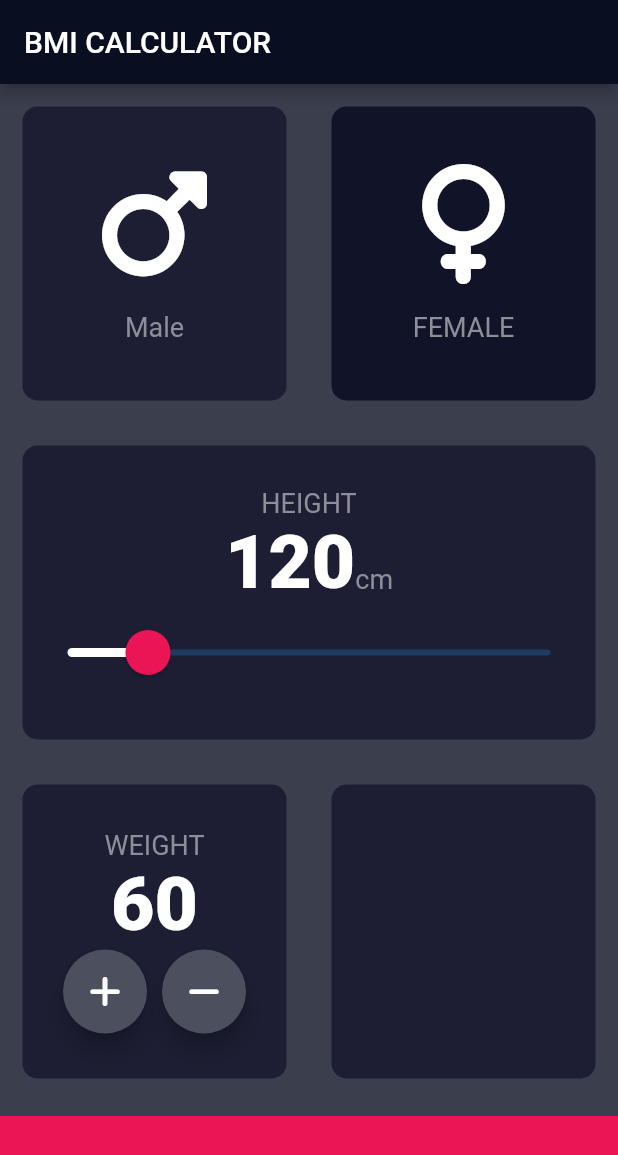
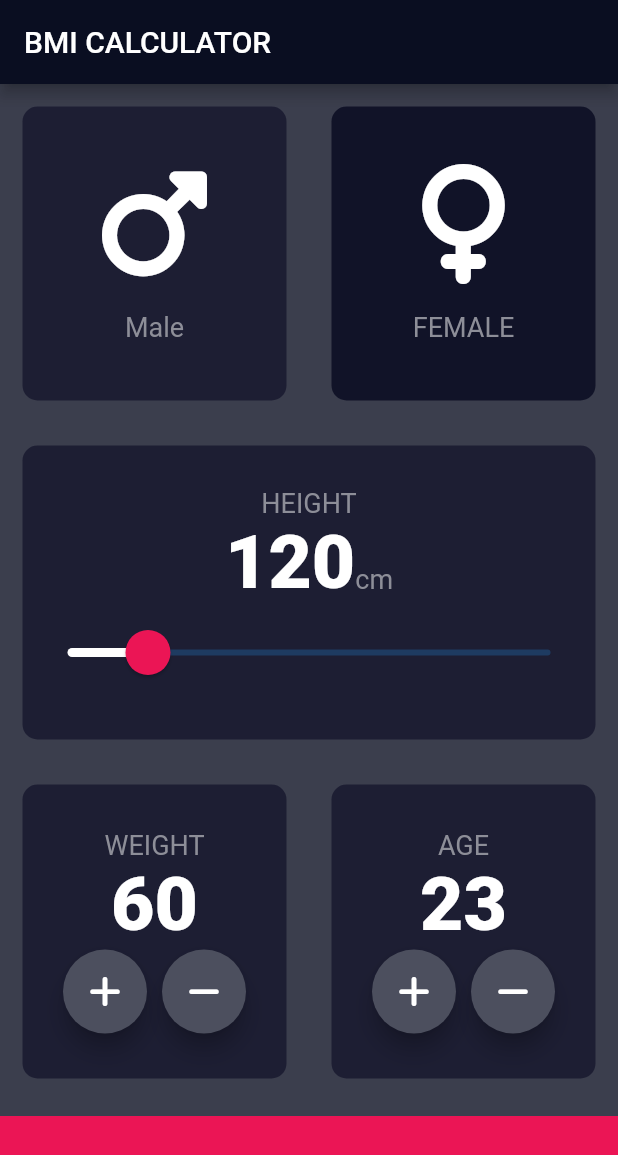
Before and after one commit to sachinNishalka/BMI-app, a Flutter app: the screen it shows after launch, on a phone screen of 412 x 824 dp. Shown: the top 1155 px of the screen. Run offline on Flutter 3.47's test engine with Material 2 defaults, Android fonts, the phone set to English and light mode, and no system bars; our stand-ins replace font_awesome_flutter.

Commit message:
made the second button

```diff
--- a/lib/input_data.dart
+++ b/lib/input_data.dart
@@ -10,6 +10,7 @@ Color maleCardColor = KInactiveCardColor;
 Color femaleCardColor = KInactiveCardColor;
 
 int weight = 60;
+int age = 23;
 
 //
 // void updateColor(GenderType selectedGender) {
@@ -39,6 +40,7 @@ class InputPage extends StatefulWidget {
 
 class _InputPageState extends State<InputPage> {
   int height = 120;
+
   @override
   Widget build(BuildContext context) {
     return Scaffold(
@@ -184,7 +186,29 @@ class _InputPageState extends State<InputPage> {
                   child: roundedCard(
                     onPress: () {},
                     colour: KActiveCardColor,
-                    cardChild: Container(),
+                    cardChild: Column(
+                      mainAxisAlignment: MainAxisAlignment.center,
+                      children: [
+                        Text("AGE", style: KlabelStyle,),
+                        Text(age.toString(), style: KSliderlabelStyle,),
+                        Row(
+                          mainAxisAlignment: MainAxisAlignment.center,
+                          children: [
+                            RoundIconButton(icon: FontAwesomeIcons.plus, thingToDo: (){
+                              setState(() {
+                                age++;
+                              });
+                            },),
+                            SizedBox(width: 10.0),
+                            RoundIconButton(icon: FontAwesomeIcons.minus,thingToDo: (){
+                              setState(() {
+                                age--;
+                              });
+                            },),
+                          ],
+                        ),
+                      ],
+                    ),
                   ),
                 ),
               ],
```
